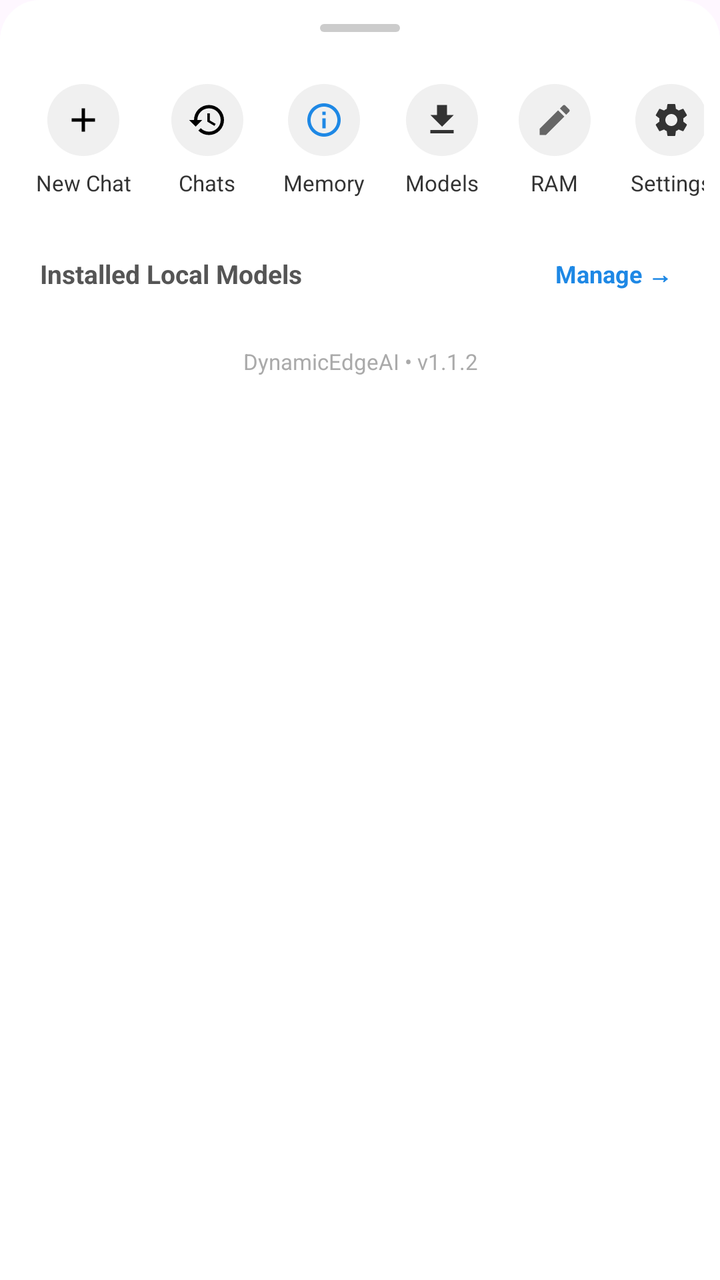
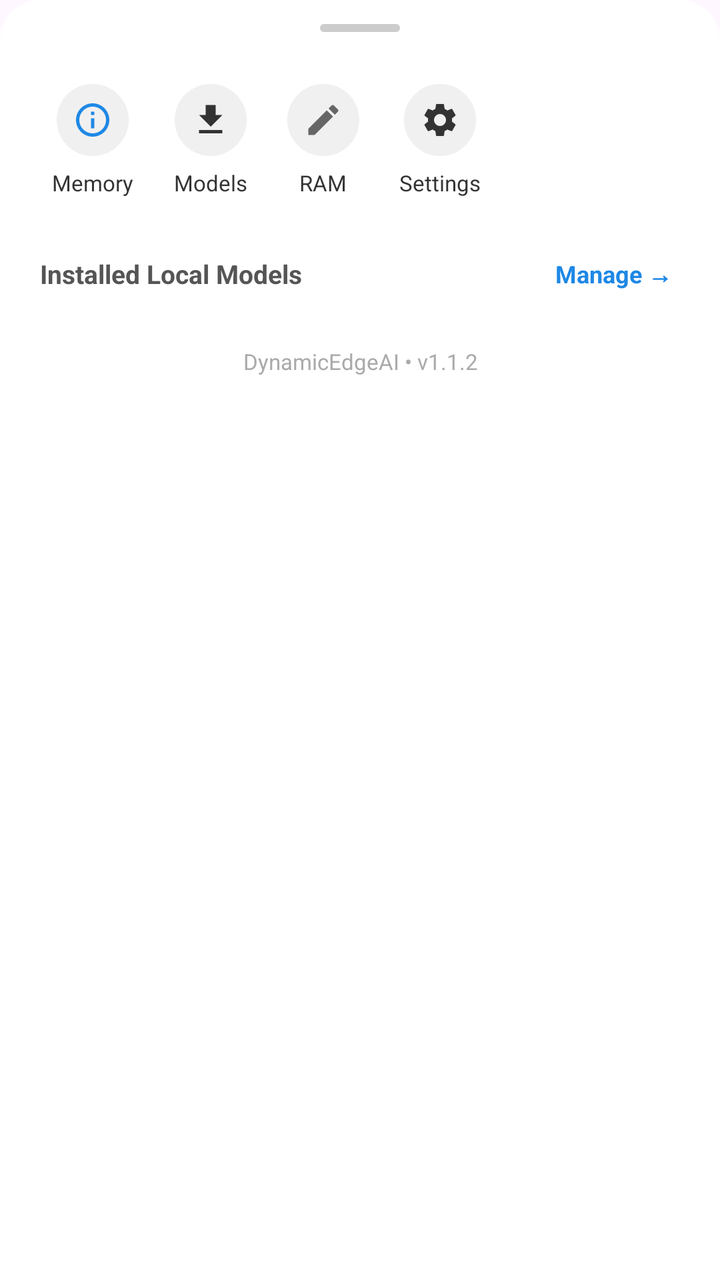

An Android layout rendered at two revisions. The XML below is the earlier revision; the diff shows what the commit changed to produce the second picture.
<!-- AndroidManifest.xml: application theme Theme.DynamicEdgeAI -->
<!-- res/layout/bottom_sheet_menu.xml -->
<?xml version="1.0" encoding="utf-8"?>
<LinearLayout xmlns:android="http://schemas.android.com/apk/res/android"
    android:layout_width="match_parent"
    android:layout_height="wrap_content"
    android:orientation="vertical"
    android:background="@drawable/bottom_sheet_bg"
    android:paddingBottom="24dp">

    
    <View
        android:layout_width="40dp"
        android:layout_height="4dp"
        android:layout_gravity="center_horizontal"
        android:layout_marginTop="12dp"
        android:layout_marginBottom="16dp"
        android:background="@drawable/handle_bar" />

    
    <HorizontalScrollView
        android:layout_width="match_parent"
        android:layout_height="wrap_content"
        android:scrollbars="none"
        android:paddingStart="8dp"
        android:paddingEnd="8dp">

        <LinearLayout
            android:layout_width="wrap_content"
            android:layout_height="wrap_content"
            android:orientation="horizontal"
            android:gravity="center_vertical">

            
            <LinearLayout
                android:id="@+id/menuNewChat"
                android:layout_width="wrap_content"
                android:layout_height="wrap_content"
                android:orientation="vertical"
                android:gravity="center"
                android:padding="10dp"
                android:background="?attr/selectableItemBackgroundBorderless"
                android:clickable="true"
                android:focusable="true">
                <ImageView
                    android:layout_width="36dp"
                    android:layout_height="36dp"
                    android:src="@drawable/ic_add"
                    android:background="@drawable/menu_icon_bg"
                    android:padding="8dp" />
                <TextView
                    android:layout_width="wrap_content"
                    android:layout_height="wrap_content"
                    android:layout_marginTop="6dp"
                    android:text="New Chat"
                    android:textSize="11sp"
                    android:textColor="#333333"
                    android:gravity="center" />
            </LinearLayout>

            
            <LinearLayout
                android:id="@+id/menuConversations"
                android:layout_width="wrap_content"
                android:layout_height="wrap_content"
                android:orientation="vertical"
                android:gravity="center"
                android:padding="10dp"
                android:background="?attr/selectableItemBackgroundBorderless"
                android:clickable="true"
                android:focusable="true">
                <ImageView
                    android:layout_width="36dp"
                    android:layout_height="36dp"
                    android:src="@drawable/ic_history"
                    android:background="@drawable/menu_icon_bg"
                    android:padding="8dp" />
                <TextView
                    android:layout_width="wrap_content"
                    android:layout_height="wrap_content"
                    android:layout_marginTop="6dp"
                    android:text="Chats"
                    android:textSize="11sp"
                    android:textColor="#333333"
                    android:gravity="center" />
            </LinearLayout>

            
            <LinearLayout
                android:id="@+id/menuMemories"
                android:layout_width="wrap_content"
                android:layout_height="wrap_content"
                android:orientation="vertical"
                android:gravity="center"
                android:padding="10dp"
                android:background="?attr/selectableItemBackgroundBorderless"
                android:clickable="true"
                android:focusable="true">
                <ImageView
                    android:layout_width="36dp"
                    android:layout_height="36dp"
                    android:src="@drawable/ic_ai_small"
                    android:background="@drawable/menu_icon_bg"
                    android:padding="8dp" />
                <TextView
                    android:layout_width="wrap_content"
                    android:layout_height="wrap_content"
                    android:layout_marginTop="6dp"
                    android:text="Memory"
                    android:textSize="11sp"
                    android:textColor="#333333"
                    android:gravity="center" />
            </LinearLayout>

            
            <LinearLayout
                android:id="@+id/menuModelManager"
                android:layout_width="wrap_content"
                android:layout_height="wrap_content"
                android:orientation="vertical"
                android:gravity="center"
                android:padding="10dp"
                android:background="?attr/selectableItemBackgroundBorderless"
                android:clickable="true"
                android:focusable="true">
                <ImageView
                    android:layout_width="36dp"
                    android:layout_height="36dp"
                    android:src="@drawable/ic_download"
                    android:background="@drawable/menu_icon_bg"
                    android:padding="8dp" />
                <TextView
                    android:layout_width="wrap_content"
                    android:layout_height="wrap_content"
                    android:layout_marginTop="6dp"
                    android:text="Models"
                    android:textSize="11sp"
                    android:textColor="#333333"
                    android:gravity="center" />
            </LinearLayout>

            
            <LinearLayout
                android:id="@+id/menuAdjustRam"
                android:layout_width="wrap_content"
                android:layout_height="wrap_content"
                android:orientation="vertical"
                android:gravity="center"
                android:padding="10dp"
                android:background="?attr/selectableItemBackgroundBorderless"
                android:clickable="true"
                android:focusable="true">
                <ImageView
                    android:layout_width="36dp"
                    android:layout_height="36dp"
                    android:src="@drawable/ic_edit"
                    android:background="@drawable/menu_icon_bg"
                    android:padding="8dp" />
                <TextView
                    android:layout_width="wrap_content"
                    android:layout_height="wrap_content"
                    android:layout_marginTop="6dp"
                    android:text="RAM"
                    android:textSize="11sp"
                    android:textColor="#333333"
                    android:gravity="center" />
            </LinearLayout>

            
            <LinearLayout
                android:id="@+id/menuSettings"
                android:layout_width="wrap_content"
                android:layout_height="wrap_content"
                android:orientation="vertical"
                android:gravity="center"
                android:padding="10dp"
                android:background="?attr/selectableItemBackgroundBorderless"
                android:clickable="true"
                android:focusable="true">
                <ImageView
                    android:layout_width="36dp"
                    android:layout_height="36dp"
                    android:src="@drawable/ic_settings"
                    android:background="@drawable/menu_icon_bg"
                    android:padding="8dp" />
                <TextView
                    android:layout_width="wrap_content"
                    android:layout_height="wrap_content"
                    android:layout_marginTop="6dp"
                    android:text="Settings"
                    android:textSize="11sp"
                    android:textColor="#333333"
                    android:gravity="center" />
            </LinearLayout>
        </LinearLayout>
    </HorizontalScrollView>

    
    <LinearLayout
        android:layout_width="match_parent"
        android:layout_height="wrap_content"
        android:orientation="horizontal"
        android:gravity="center_vertical"
        android:paddingStart="20dp"
        android:paddingEnd="20dp"
        android:layout_marginTop="16dp"
        android:layout_marginBottom="8dp">

        <TextView
            android:layout_width="0dp"
            android:layout_height="wrap_content"
            android:layout_weight="1"
            android:text="Installed Local Models"
            android:textSize="13sp"
            android:textStyle="bold"
            android:textColor="#555555" />

        <TextView
            android:id="@+id/btnManageModelsLink"
            android:layout_width="wrap_content"
            android:layout_height="wrap_content"
            android:text="Manage →"
            android:textSize="12sp"
            android:textColor="#1E88E5"
            android:textStyle="bold"
            android:padding="4dp" />
    </LinearLayout>

    
    <LinearLayout
        android:id="@+id/menuModelsContainer"
        android:layout_width="match_parent"
        android:layout_height="wrap_content"
        android:orientation="vertical"
        android:paddingStart="8dp"
        android:paddingEnd="8dp" />

    
    <TextView
        android:id="@+id/txtMenuVersion"
        android:layout_width="match_parent"
        android:layout_height="wrap_content"
        android:layout_marginTop="16dp"
        android:gravity="center"
        android:text="DynamicEdgeAI • v1.1.2"
        android:textSize="11sp"
        android:textColor="#AAAAAA" />

</LinearLayout>
<!-- resources referenced by this layout -->
<resources>
  <!-- drawable bottom_sheet_bg (drawable) -->
  <?xml version="1.0" encoding="utf-8"?>
  <shape xmlns:android="http://schemas.android.com/apk/res/android"
      android:shape="rectangle">
      <solid android:color="#FFFFFF" />
      <corners
          android:topLeftRadius="20dp"
          android:topRightRadius="20dp" />
  </shape>
  <!-- drawable handle_bar (drawable) -->
  <?xml version="1.0" encoding="utf-8"?>
  <shape xmlns:android="http://schemas.android.com/apk/res/android"
      android:shape="rectangle">
      <solid android:color="#CCCCCC" />
      <corners android:radius="20dp" />
  </shape>
  <!-- drawable ic_add (drawable) -->
  <vector xmlns:android="http://schemas.android.com/apk/res/android"
      android:width="24dp"
      android:height="24dp"
      android:viewportWidth="24"
      android:viewportHeight="24">
    <path
        android:fillColor="#FF000000"
        android:pathData="M19,13h-6v6h-2v-6H5v-2h6V5h2v6h6v2z"/>
  </vector>
  <!-- drawable ic_ai_small (drawable) -->
  <?xml version="1.0" encoding="utf-8"?>
  <vector xmlns:android="http://schemas.android.com/apk/res/android"
      android:width="24dp"
      android:height="24dp"
      android:viewportWidth="24"
      android:viewportHeight="24">
      <path
          android:fillColor="#1E88E5"
          android:pathData="M12,2C6.48,2 2,6.48 2,12s4.48,10 10,10 10,-4.48 10,-10S17.52,2 12,2zM12,20c-4.41,0 -8,-3.59 -8,-8s3.59,-8 8,-8 8,3.59 8,8 -3.59,8 -8,8zM11,7h2v2h-2zM11,11h2v6h-2z" />
  </vector>
  <!-- drawable ic_download (drawable) -->
  <?xml version="1.0" encoding="utf-8"?>
  <vector xmlns:android="http://schemas.android.com/apk/res/android"
      android:width="24dp"
      android:height="24dp"
      android:viewportWidth="24"
      android:viewportHeight="24">
      <path
          android:fillColor="#333333"
          android:pathData="M19,9h-4V3H9v6H5l7,7 7,-7zM5,18v2h14v-2H5z"/>
  </vector>
  <!-- drawable ic_edit (drawable) -->
  <?xml version="1.0" encoding="utf-8"?>
  <vector xmlns:android="http://schemas.android.com/apk/res/android"
      android:width="24dp"
      android:height="24dp"
      android:viewportWidth="24"
      android:viewportHeight="24">
      <path
          android:fillColor="#666666"
          android:pathData="M3,17.25V21h3.75L17.81,9.94l-3.75,-3.75L3,17.25zM20.71,7.04c0.39,-0.39 0.39,-1.02 0,-1.41l-2.34,-2.34c-0.39,-0.39 -1.02,-0.39 -1.41,0l-1.83,1.83 3.75,3.75 1.83,-1.83z" />
  </vector>
  <!-- drawable ic_history (drawable) -->
  <vector xmlns:android="http://schemas.android.com/apk/res/android"
      android:width="24dp"
      android:height="24dp"
      android:viewportWidth="24"
      android:viewportHeight="24">
    <path
        android:fillColor="#FF000000"
        android:pathData="M13,3a9,9 0,0 0,-9 9H1l3.89,3.89 0.07,0.14L9,12H6c0,-3.87 3.13,-7 7,-7s7,3.13 7,7 -3.13,7 -7,7c-1.93,0 -3.68,-0.79 -4.94,-2.06l-1.42,1.42A8.954,8.954 0,0 0,13 21a9,9 0,0 0,0 -18zM12,8v5l4.28,2.54 0.72,-1.21 -3.5,-2.08V8H12z"/>
  </vector>
  <!-- drawable menu_icon_bg (drawable) -->
  <?xml version="1.0" encoding="utf-8"?>
  <shape xmlns:android="http://schemas.android.com/apk/res/android"
      android:shape="oval">
      <solid android:color="#F0F0F0" />
      <size android:width="36dp" android:height="36dp" />
  </shape>
  <style name="Theme.DynamicEdgeAI" parent="Theme.Material3.DayNight.NoActionBar">
          <item name="colorPrimary">@color/btn_blue</item>
          <item name="colorOnPrimary">@color/white</item>
          <item name="colorSecondary">@color/accent_blue</item>
          <item name="colorOnSecondary">@color/white</item>
          <item name="android:statusBarColor">@color/white</item>
          <item name="android:windowLightStatusBar">true</item>
  
          <item name="android:windowTranslucentStatus">false</item>
          <item name="android:windowTranslucentNavigation">false</item>
      </style>
  <color name="btn_blue">#3B78D8</color>
  <color name="white">#FFFFFFFF</color>
  <color name="accent_blue">#1E88E5</color>
  <!-- unchanged entries left out for length: 1 -->
</resources>

<!-- the commit's change to res/layout/bottom_sheet_menu.xml (unified diff, before → after) -->
@@ -24,64 +24,12 @@
         android:paddingEnd="8dp">
 
         <LinearLayout
-            android:layout_width="wrap_content"
+            android:layout_width="match_parent"
             android:layout_height="wrap_content"
             android:orientation="horizontal"
-            android:gravity="center_vertical">
-
-            
-            <LinearLayout
-                android:id="@+id/menuNewChat"
-                android:layout_width="wrap_content"
-                android:layout_height="wrap_content"
-                android:orientation="vertical"
-                android:gravity="center"
-                android:padding="10dp"
-                android:background="?attr/selectableItemBackgroundBorderless"
-                android:clickable="true"
-                android:focusable="true">
-                <ImageView
-                    android:layout_width="36dp"
-                    android:layout_height="36dp"
-                    android:src="@drawable/ic_add"
-                    android:background="@drawable/menu_icon_bg"
-                    android:padding="8dp" />
-                <TextView
-                    android:layout_width="wrap_content"
-                    android:layout_height="wrap_content"
-                    android:layout_marginTop="6dp"
-                    android:text="New Chat"
-                    android:textSize="11sp"
-                    android:textColor="#333333"
-                    android:gravity="center" />
-            </LinearLayout>
-
-            
-            <LinearLayout
-                android:id="@+id/menuConversations"
-                android:layout_width="wrap_content"
-                android:layout_height="wrap_content"
-                android:orientation="vertical"
-                android:gravity="center"
-                android:padding="10dp"
-                android:background="?attr/selectableItemBackgroundBorderless"
-                android:clickable="true"
-                android:focusable="true">
-                <ImageView
-                    android:layout_width="36dp"
-                    android:layout_height="36dp"
-                    android:src="@drawable/ic_history"
-                    android:background="@drawable/menu_icon_bg"
-                    android:padding="8dp" />
-                <TextView
-                    android:layout_width="wrap_content"
-                    android:layout_height="wrap_content"
-                    android:layout_marginTop="6dp"
-                    android:text="Chats"
-                    android:textSize="11sp"
-                    android:textColor="#333333"
-                    android:gravity="center" />
-            </LinearLayout>
+            android:gravity="center"
+            android:paddingStart="8dp"
+            android:paddingEnd="8dp">
 
             
             <LinearLayout
<!-- resource entries referenced after the edit -->
@@ -16,16 +16,6 @@
       <solid android:color="#CCCCCC" />
       <corners android:radius="20dp" />
   </shape>
-  <!-- drawable ic_add (drawable) -->
-  <vector xmlns:android="http://schemas.android.com/apk/res/android"
-      android:width="24dp"
-      android:height="24dp"
-      android:viewportWidth="24"
-      android:viewportHeight="24">
-    <path
-        android:fillColor="#FF000000"
-        android:pathData="M19,13h-6v6h-2v-6H5v-2h6V5h2v6h6v2z"/>
-  </vector>
   <!-- drawable ic_ai_small (drawable) -->
   <?xml version="1.0" encoding="utf-8"?>
   <vector xmlns:android="http://schemas.android.com/apk/res/android"
@@ -59,16 +49,6 @@
           android:fillColor="#666666"
           android:pathData="M3,17.25V21h3.75L17.81,9.94l-3.75,-3.75L3,17.25zM20.71,7.04c0.39,-0.39 0.39,-1.02 0,-1.41l-2.34,-2.34c-0.39,-0.39 -1.02,-0.39 -1.41,0l-1.83,1.83 3.75,3.75 1.83,-1.83z" />
   </vector>
-  <!-- drawable ic_history (drawable) -->
-  <vector xmlns:android="http://schemas.android.com/apk/res/android"
-      android:width="24dp"
-      android:height="24dp"
-      android:viewportWidth="24"
-      android:viewportHeight="24">
-    <path
-        android:fillColor="#FF000000"
-        android:pathData="M13,3a9,9 0,0 0,-9 9H1l3.89,3.89 0.07,0.14L9,12H6c0,-3.87 3.13,-7 7,-7s7,3.13 7,7 -3.13,7 -7,7c-1.93,0 -3.68,-0.79 -4.94,-2.06l-1.42,1.42A8.954,8.954 0,0 0,13 21a9,9 0,0 0,0 -18zM12,8v5l4.28,2.54 0.72,-1.21 -3.5,-2.08V8H12z"/>
-  </vector>
   <!-- drawable menu_icon_bg (drawable) -->
   <?xml version="1.0" encoding="utf-8"?>
   <shape xmlns:android="http://schemas.android.com/apk/res/android"
